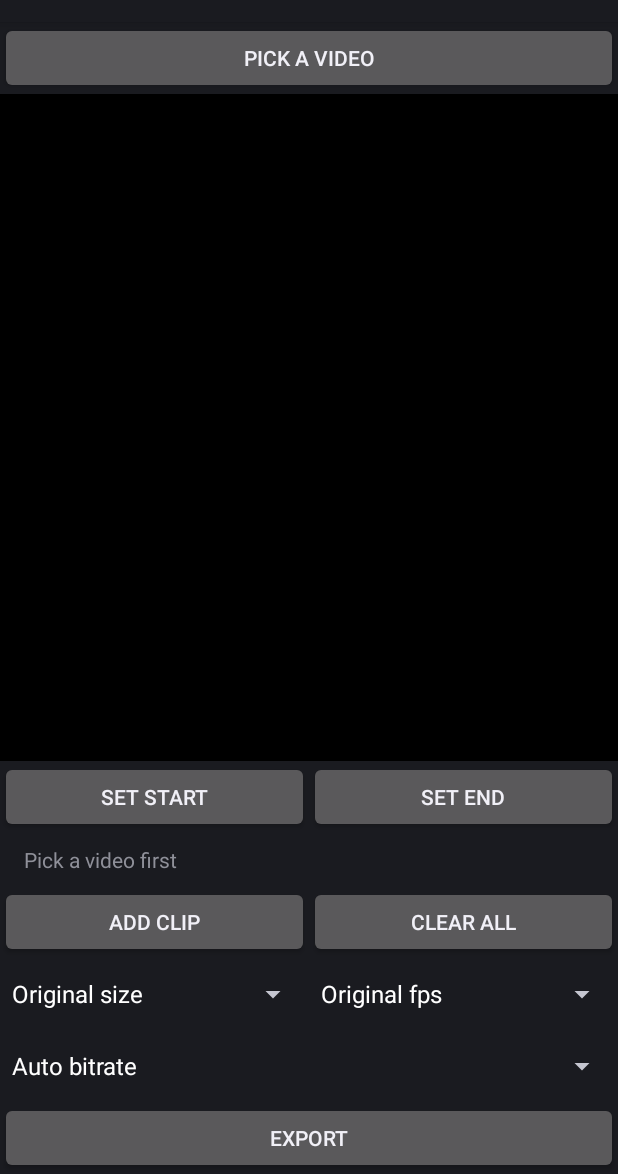
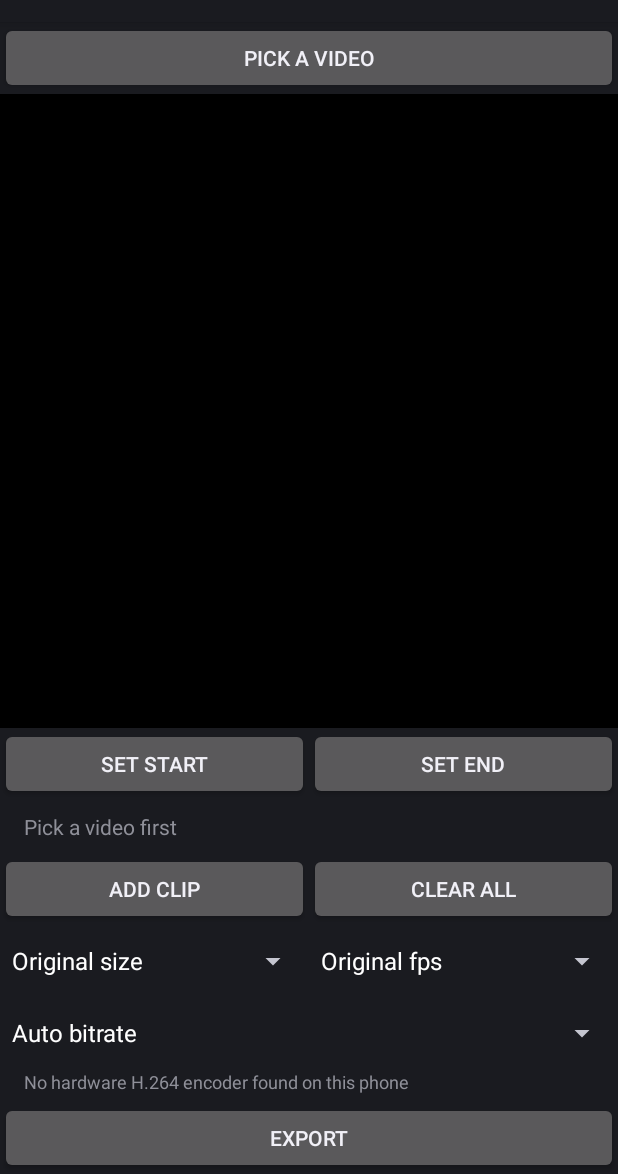
Before and after one commit to IsraelAjayi16/Easy-Flow, an Android app: the screen it shows after launch (MainActivity), on a phone screen of 412 x 824 dp, the part 62-1236 px from its top. Run offline under Robolectric (Android 15) with nearby library versions, the phone set to English and light mode, and no system bars.

Commit message:
Implement phone encoder limits and update export methods
Added functionality to read and display phone encoder limits for H.264 video encoding. Updated UI to show encoder limits and modified export methods to include actual bitrate information.

```diff
--- a/app/src/main/java/com/easyflow/app/MainActivity.java
+++ b/app/src/main/java/com/easyflow/app/MainActivity.java
@@ -10,6 +10,8 @@ import android.graphics.Color;
 import android.graphics.Paint;
 import android.graphics.RectF;
 import android.graphics.Typeface;
+import android.media.MediaCodecInfo;
+import android.media.MediaCodecList;
 import android.media.MediaMetadataRetriever;
 import android.net.Uri;
 import android.os.Bundle;
@@ -114,12 +116,14 @@ public class MainActivity extends Activity {
   // ---------- State ----------
   private ExoPlayer player;
   private PlayerView playerView;
-  private TextView status;
+  private TextView status, limits;
   private Spinner quality, fpsSpinner, bitrateSpinner;
   private Uri videoUri;
   private long startMs = 0;
   private long endMs = 0;
   private final List<MediaItem> clips = new ArrayList<>();
+  private int maxBitrate = 0;
+  private String limitsText = "";
 
   private Transformer transformer;
   private File currentOut;
@@ -155,6 +159,8 @@ public class MainActivity extends Activity {
   @Override
   protected void onCreate(Bundle b) {
     super.onCreate(b);
+    readLimits();
+
     FrameLayout rootFrame = new FrameLayout(this);
 
     LinearLayout root = new LinearLayout(this);
@@ -204,6 +210,12 @@ public class MainActivity extends Activity {
     bitrateSpinner = makeSpinner(BITRATE_LABELS);
     root.addView(bitrateSpinner, wrap());
 
+    limits = new TextView(this);
+    limits.setText(limitsText);
+    limits.setTextSize(12);
+    limits.setPadding(24, 0, 24, 8);
+    root.addView(limits, wrap());
+
     Button export = new Button(this);
     export.setText("Export");
     root.addView(export, wrap());
@@ -241,6 +253,31 @@ public class MainActivity extends Activity {
     });
 
     export.setOnClickListener(v -> exportProject());
+  }
+
+  // ---------- Phone encoder limits ----------
+  private void readLimits() {
+    try {
+      MediaCodecList list = new MediaCodecList(MediaCodecList.REGULAR_CODECS);
+      for (MediaCodecInfo info : list.getCodecInfos()) {
+        if (!info.isEncoder()) continue;
+        String name = info.getName();
+        if (name.startsWith("OMX.google") || name.startsWith("c2.android")) continue;
+        for (String t : info.getSupportedTypes()) {
+          if (!t.equals("video/avc")) continue;
+          MediaCodecInfo.VideoCapabilities vc =
+              info.getCapabilitiesForType(t).getVideoCapabilities();
+          maxBitrate = vc.getBitrateRange().getUpper();
+          limitsText = "Phone encoder (H.264): up to "
+              + vc.getSupportedWidths().getUpper() + "x" + vc.getSupportedHeights().getUpper()
+              + ", max " + (maxBitrate / 1000000) + " Mbps";
+          return;
+        }
+      }
+      limitsText = "No hardware H.264 encoder found on this phone";
+    } catch (Exception e) {
+      limitsText = "Could not read the phone's encoder limits";
+    }
   }
 
   // ---------- UI helpers ----------
@@ -326,13 +363,14 @@ public class MainActivity extends Activity {
     overlay.setVisibility(View.VISIBLE);
   }
 
-  private void showOverlayDone(String size) {
+  private void showOverlayDone(String size, String actual) {
     exporting = false;
     overlayFinished = true;
     ring.setProgress(1f, true);
     ovTitle.setText("Done!");
     ovPercent.setText("100%");
-    ovDetail.setText("Saved to Movies/EasyFlow\nSize: " + size);
+    ovDetail.setText("Saved to Movies/EasyFlow\nSize: " + size
+        + (actual.isEmpty() ? "" : "\n" + actual));
     ovButton.setText("Close");
   }
 
@@ -348,7 +386,6 @@ public class MainActivity extends Activity {
 
   private void onOverlayButton() {
     if (!overlayFinished) {
-      // Cancel
       exporting = false;
       if (transformer != null) transformer.cancel();
       if (currentOut != null) currentOut.delete();
@@ -433,6 +470,13 @@ public class MainActivity extends Activity {
     final float fps = FPS_VALUES[fpsSpinner.getSelectedItemPosition()];
     final int bitrate = BITRATES[bitrateSpinner.getSelectedItemPosition()];
     final String label = QUALITY_LABELS[quality.getSelectedItemPosition()];
+
+    if (bitrate > 0 && maxBitrate > 0 && bitrate > maxBitrate) {
+      status.setText("Your phone's encoder allows at most " + (maxBitrate / 1000000)
+          + " Mbps. Pick a lower bitrate.");
+      return;
+    }
+
     final String summary = clips.size() + " clip(s)\n" + label + "  |  "
         + FPS_LABELS[fpsSpinner.getSelectedItemPosition()] + "  |  "
         + BITRATE_LABELS[bitrateSpinner.getSelectedItemPosition()];
@@ -440,7 +484,12 @@ public class MainActivity extends Activity {
     // Free the video player so the phone's encoder has room to start.
     releasePlayer();
     showOverlayExporting(summary);
+    exportStart = System.currentTimeMillis();
+    startExport(height, fps, bitrate, label, bitrate > 0);
+  }
 
+  private void startExport(final int height, final float fps, final int bitrate,
+                           final String label, final boolean cbr) {
     currentOut = new File(getCacheDir(), "project_" + System.currentTimeMillis() + ".mp4");
     final File out = currentOut;
 
@@ -462,8 +511,9 @@ public class MainActivity extends Activity {
     DefaultEncoderFactory.Builder ef = new DefaultEncoderFactory.Builder(this)
         .setEnableFallback(false);
     if (bitrate > 0) {
-      ef.setRequestedVideoEncoderSettings(
-          new VideoEncoderSettings.Builder().setBitrate(bitrate).build());
+      VideoEncoderSettings.Builder vb = new VideoEncoderSettings.Builder().setBitrate(bitrate);
+      if (cbr) vb.setBitrateMode(MediaCodecInfo.EncoderCapabilities.BITRATE_MODE_CBR);
+      ef.setRequestedVideoEncoderSettings(vb.build());
     }
 
     transformer = new Transformer.Builder(this)
@@ -472,21 +522,41 @@ public class MainActivity extends Activity {
           @Override
           public void onCompleted(Composition c, ExportResult result) {
             exporting = false;
-            saveToGallery(out, sizeOf(out));
+            saveToGallery(out, sizeOf(out), describe(result));
           }
 
           @Override
           public void onError(Composition c, ExportResult result, ExportException e) {
             out.delete();
+            String code = e.getErrorCodeName();
+            if (cbr && bitrate > 0 && code.contains("FORMAT_UNSUPPORTED")) {
+              // This phone can't do a fixed bitrate. Retry the normal way.
+              ovDetail.setText("Fixed bitrate not supported here. Retrying the normal way...");
+              startExport(height, fps, bitrate, label, false);
+              return;
+            }
             showOverlayError(friendlyError(e, label));
           }
         })
         .build();
 
     exporting = true;
-    exportStart = System.currentTimeMillis();
+    handler.removeCallbacks(poll);
     handler.post(poll);
     transformer.start(composition, out.getAbsolutePath());
+  }
+
+  private String describe(ExportResult r) {
+    String s = "";
+    if (r.durationMs > 0 && r.videoFrameCount > 0) {
+      s += String.format(java.util.Locale.US, "%.1f fps",
+          r.videoFrameCount * 1000.0 / r.durationMs);
+    }
+    if (r.averageVideoBitrate > 0) {
+      s += (s.isEmpty() ? "" : "  |  ")
+          + String.format(java.util.Locale.US, "%.1f Mbps", r.averageVideoBitrate / 1000000.0);
+    }
+    return s.isEmpty() ? "" : "Actual: " + s;
   }
 
   private String sizeOf(File f) {
@@ -521,7 +591,7 @@ public class MainActivity extends Activity {
     return msg + "\n\nCode: " + code;
   }
 
-  private void saveToGallery(File file, String size) {
+  private void saveToGallery(File file, String size, String actual) {
     runOnUiThread(() -> ovDetail.setText("Saving to gallery..."));
     new Thread(() -> {
       try {
@@ -539,7 +609,7 @@ public class MainActivity extends Activity {
         }
         file.delete();
         runOnUiThread(() -> {
-          showOverlayDone(size);
+          showOverlayDone(size, actual);
           status.setText("Done! Saved to Movies/EasyFlow (" + size + ")");
         });
       } catch (Exception e) {
@@ -562,4 +632,4 @@ public class MainActivity extends Activity {
     if (transformer != null) transformer.cancel();
     if (player != null) player.release();
   }
-      }
+    }
```
